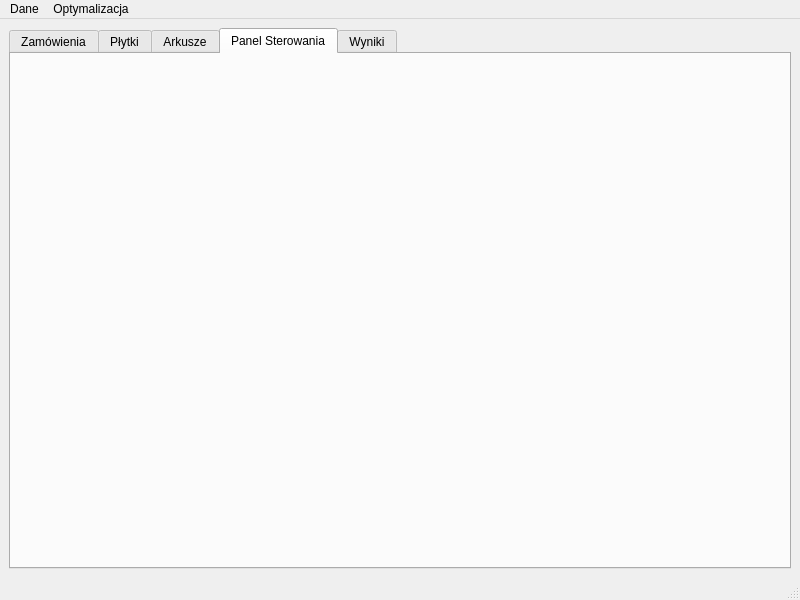
MMielcarski/ODPP-pcb-factory, file QT/ODPP-pcb-factory/mainwindow.ui: the form before one commit.
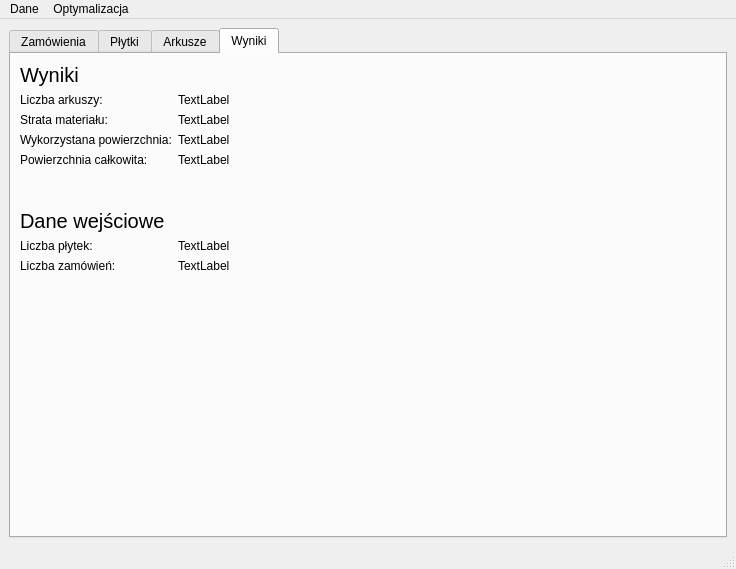
The form after the commit. The open tabs and pages were chosen to show the change.

Commit message: karta Wyniki, opcja czyszczenia danych, poprawki bugow

```diff
--- a/QT/ODPP-pcb-factory/mainwindow.ui
+++ b/QT/ODPP-pcb-factory/mainwindow.ui
@@ -6,8 +6,8 @@
    <rect>
     <x>0</x>
     <y>0</y>
-    <width>800</width>
-    <height>600</height>
+    <width>736</width>
+    <height>569</height>
    </rect>
   </property>
   <property name="windowTitle">
@@ -140,15 +140,154 @@
           </item>
          </layout>
         </widget>
-        <widget class="QWidget" name="tab_control">
-         <attribute name="title">
-          <string>Panel Sterowania</string>
-         </attribute>
-        </widget>
-        <widget class="QWidget" name="tab_output">
+        <widget class="QWidget" name="tabScore">
          <attribute name="title">
           <string>Wyniki</string>
          </attribute>
+         <layout class="QGridLayout" name="gridLayout_5">
+          <item row="0" column="0">
+           <layout class="QFormLayout" name="formLayoutScore">
+            <item row="0" column="0">
+             <widget class="QLabel" name="labelScoreHeader">
+              <property name="font">
+               <font>
+                <pointsize>15</pointsize>
+               </font>
+              </property>
+              <property name="text">
+               <string>Wyniki</string>
+              </property>
+             </widget>
+            </item>
+            <item row="0" column="1">
+             <widget class="QLabel" name="labelScoreNull">
+              <property name="text">
+               <string/>
+              </property>
+             </widget>
+            </item>
+            <item row="1" column="0">
+             <widget class="QLabel" name="labelSheetCount">
+              <property name="text">
+               <string>Liczba arkuszy:</string>
+              </property>
+             </widget>
+            </item>
+            <item row="1" column="1">
+             <widget class="QLabel" name="labelSheetCountVal">
+              <property name="text">
+               <string>TextLabel</string>
+              </property>
+             </widget>
+            </item>
+            <item row="2" column="0">
+             <widget class="QLabel" name="labelMaterialLoss">
+              <property name="text">
+               <string>Strata materiału:</string>
+              </property>
+             </widget>
+            </item>
+            <item row="2" column="1">
+             <widget class="QLabel" name="labelMaterialLossVal">
+              <property name="text">
+               <string>TextLabel</string>
+              </property>
+             </widget>
+            </item>
+            <item row="3" column="0">
+             <widget class="QLabel" name="labelAreaUsed">
+              <property name="text">
+               <string>Wykorzystana powierzchnia:</string>
+              </property>
+             </widget>
+            </item>
+            <item row="3" column="1">
+             <widget class="QLabel" name="labelAreaUsedVal">
+              <property name="text">
+               <string>TextLabel</string>
+              </property>
+             </widget>
+            </item>
+            <item row="5" column="0">
+             <spacer name="verticalSpacer">
+              <property name="orientation">
+               <enum>Qt::Vertical</enum>
+              </property>
+              <property name="sizeType">
+               <enum>QSizePolicy::Fixed</enum>
+              </property>
+              <property name="sizeHint" stdset="0">
+               <size>
+                <width>5</width>
+                <height>30</height>
+               </size>
+              </property>
+             </spacer>
+            </item>
+            <item row="6" column="0">
+             <widget class="QLabel" name="labelInDataHeader">
+              <property name="font">
+               <font>
+                <pointsize>15</pointsize>
+               </font>
+              </property>
+              <property name="text">
+               <string>Dane wejściowe</string>
+              </property>
+             </widget>
+            </item>
+            <item row="6" column="1">
+             <widget class="QLabel" name="labelInDataNull">
+              <property name="text">
+               <string/>
+              </property>
+             </widget>
+            </item>
+            <item row="7" column="0">
+             <widget class="QLabel" name="labelPcbCount">
+              <property name="text">
+               <string>Liczba płytek:</string>
+              </property>
+             </widget>
+            </item>
+            <item row="7" column="1">
+             <widget class="QLabel" name="labelPcbCountVal">
+              <property name="text">
+               <string>TextLabel</string>
+              </property>
+             </widget>
+            </item>
+            <item row="8" column="0">
+             <widget class="QLabel" name="labelOrderCount">
+              <property name="text">
+               <string>Liczba zamówień:</string>
+              </property>
+             </widget>
+            </item>
+            <item row="8" column="1">
+             <widget class="QLabel" name="labelOrderCountVal">
+              <property name="text">
+               <string>TextLabel</string>
+              </property>
+             </widget>
+            </item>
+            <item row="4" column="0">
+             <widget class="QLabel" name="labelSheetsSurface">
+              <property name="text">
+               <string>Powierzchnia całkowita:</string>
+              </property>
+             </widget>
+            </item>
+            <item row="4" column="1">
+             <widget class="QLabel" name="labelSheetsSurfaceVal">
+              <property name="text">
+               <string>TextLabel</string>
+              </property>
+             </widget>
+            </item>
+           </layout>
+          </item>
+         </layout>
         </widget>
        </widget>
       </item>
@@ -161,8 +300,8 @@
     <rect>
      <x>0</x>
      <y>0</y>
-     <width>800</width>
-     <height>21</height>
+     <width>736</width>
+     <height>22</height>
     </rect>
    </property>
    <widget class="QMenu" name="menuDane">
```
Left out of the diff: 8 changed lines with no effect on the pictures. The commit also changes 2 other files.
